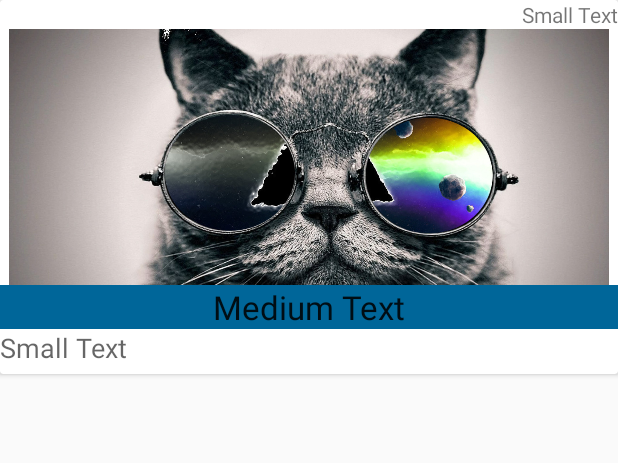
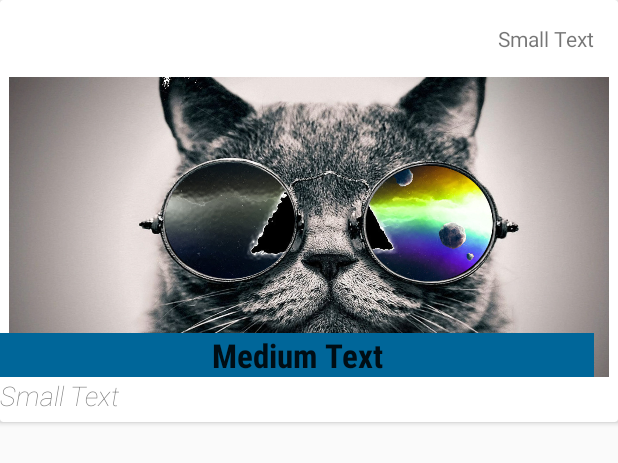
Before and after one commit to dmaish/FlashNews, an Android app: the layout custom_row_news_item.xml on its own in the app's theme, with its tools: preview values and no code run, on a phone screen of 412 x 824 dp. Shown: the top 463 px of the screen. Run offline under Robolectric (Android 15) with nearby library versions, the phone set to English and light mode, and no system bars.

Commit message:
"spacing between recyclerViews added and styling on the textViews inside the recyclerViews also spiced up"

```diff
--- a/app/src/main/java/com/example/danielmaina/flashnews/ReadRss.java
+++ b/app/src/main/java/com/example/danielmaina/flashnews/ReadRss.java
@@ -62,6 +62,8 @@ public class ReadRss extends AsyncTask<Void, Void, Void> {
 
         //setting recyclerView adapter
         recyclerView.setAdapter(adapter);
+        //the decoration Item of the recyclerViews
+        recyclerView.addItemDecoration(new VerticalSpace(50));
     }
 
     @Override
--- a/app/src/main/res/layout/custom_row_news_item.xml
+++ b/app/src/main/res/layout/custom_row_news_item.xml
@@ -1,9 +1,11 @@
 <?xml version="1.0" encoding="utf-8"?>
-<android.support.v7.widget.CardView
-    xmlns:android="http://schemas.android.com/apk/res/android"
+<android.support.v7.widget.CardView xmlns:android="http://schemas.android.com/apk/res/android"
     xmlns:cardview="http://schemas.android.com/apk/res-auto"
     android:layout_width="match_parent"
-    android:layout_height="wrap_content">
+    android:layout_height="wrap_content"
+    xmlns:app="http://schemas.android.com/tools"
+    android:orientation="vertical"
+    app:cardElevation="5dp">
 
     <RelativeLayout
         android:layout_width="match_parent"
@@ -15,6 +17,7 @@
 
 
         <TextView
+            android:layout_margin="@dimen/activity_horizontal_margin"
             android:layout_width="wrap_content"
             android:layout_height="wrap_content"
             android:textAppearance="?android:attr/textAppearanceSmall"
@@ -30,6 +33,8 @@
             android:layout_below="@+id/date_text"
             android:layout_alignParentStart="true" />
         <TextView
+            android:fontFamily="sans-serif-condensed"
+            android:textStyle="bold"
             android:background="#006699"
             android:gravity="center"
             android:textAlignment="center"
@@ -42,6 +47,8 @@
             android:layout_alignEnd="@+id/date_text" />
 
         <TextView
+            android:fontFamily="sans-serif-thin"
+            android:textStyle="italic"
             android:layout_width="match_parent"
             android:layout_height="wrap_content"
             android:textAppearance="?android:attr/textAppearanceMedium"
--- a/app/src/main/res/values/dimens.xml
+++ b/app/src/main/res/values/dimens.xml
@@ -2,4 +2,5 @@
     <dimen name="app_bar_height">180dp</dimen>
     <dimen name="fab_margin">16dp</dimen>
     <dimen name="text_margin">16dp</dimen>
+    <dimen name="activity_horizontal_margin">16dp</dimen>
 </resources>
--- a/app/src/main/res/values/styles.xml
+++ b/app/src/main/res/values/styles.xml
@@ -1,7 +1,7 @@
 <resources>
 
     <!-- Base application theme. -->
-    <style name="AppTheme" parent="Theme.AppCompat.Light.DarkActionBar">
+    <style name="AppTheme" parent="Theme.AppCompat.Light.NoActionBar">
         <!-- Customize your theme here. -->
         <item name="colorPrimary">@color/colorPrimary</item>
         <item name="colorPrimaryDark">@color/colorPrimaryDark</item>
```
Also changed, not shown: app/src/main/java/com/example/danielmaina/flashnews/VerticalSpace.java (added, +33 -0 lines).
